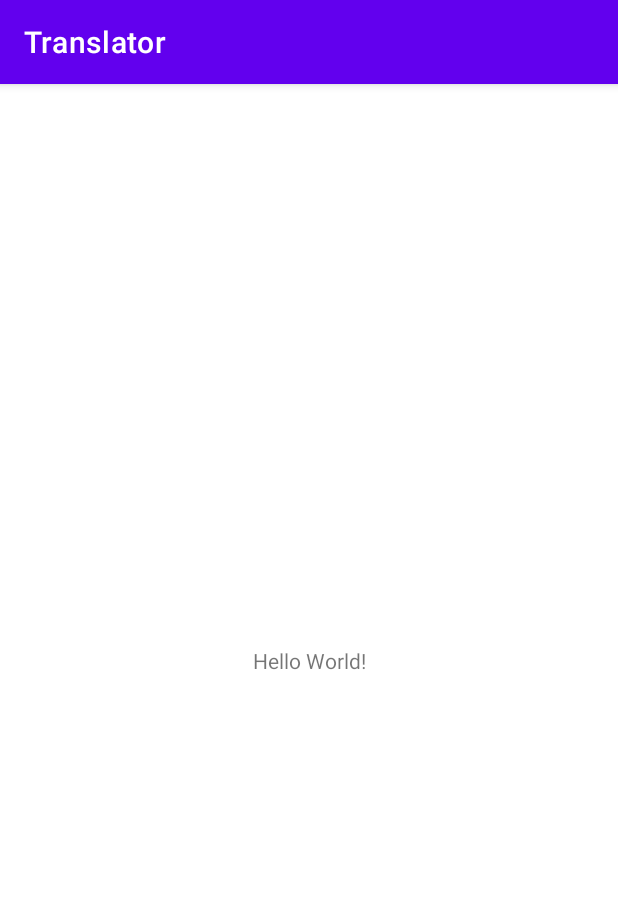
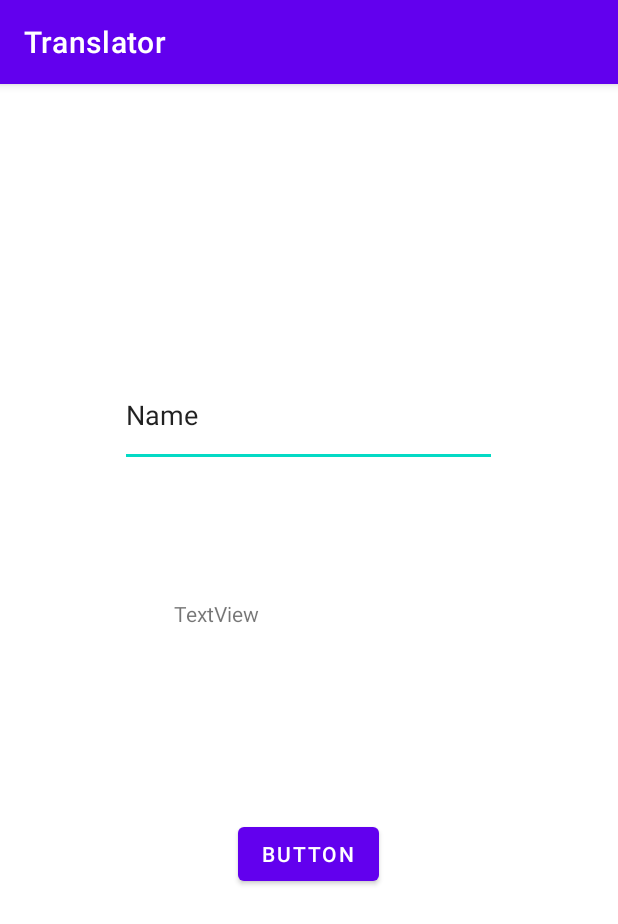
Before and after one commit to fenil09/Translator, an Android app: the screen it shows after launch (MainActivity), on a phone screen of 412 x 824 dp. Shown: the top 924 px of the screen. Run offline under Robolectric (Android 15) with nearby library versions, the phone set to English and light mode, and no system bars; libraries missing offline, so code that uses them is left out: com.google.mlkit.nl.

Commit message:
Translation functionality integrated Successfully.

```diff
--- a/Translator/app/src/main/java/com/universe/translator/MainActivity.kt
+++ b/Translator/app/src/main/java/com/universe/translator/MainActivity.kt
@@ -1,11 +1,49 @@
 package com.universe.translator
 
+import android.content.Context
 import androidx.appcompat.app.AppCompatActivity
 import android.os.Bundle
+import android.widget.Button
+import android.widget.EditText
+import android.widget.TextView
+import android.widget.Toast
+import com.google.mlkit.nl.translate.TranslateLanguage
+import com.google.mlkit.nl.translate.Translation
+import com.google.mlkit.nl.translate.TranslatorOptions
 
 class MainActivity : AppCompatActivity() {
+    lateinit var input:EditText
+    lateinit var translate:Button
+    lateinit var view:TextView
     override fun onCreate(savedInstanceState: Bundle?) {
         super.onCreate(savedInstanceState)
         setContentView(R.layout.activity_main)
+        input=findViewById(R.id.et1)
+        translate=findViewById(R.id.button)
+        view=findViewById(R.id.textView)
+        translate.setOnClickListener {
+            val inputtext=input.text.toString()
+            translateText(inputtext)
+        }
+    }
+    fun translateText(text:String) {
+        val options = TranslatorOptions.Builder()
+            .setSourceLanguage(TranslateLanguage.ENGLISH)
+            .setTargetLanguage(TranslateLanguage.SPANISH)
+            .build()
+
+        val englishspanishtranslator = Translation.getClient(options)
+
+        englishspanishtranslator.downloadModelIfNeeded().addOnCompleteListener {
+            if(it.isComplete){
+                englishspanishtranslator.translate(text).addOnSuccessListener {
+                    val translatedata=it.toString()
+                    view.setText(translatedata)
+                }
+            }
+            else{
+                Toast.makeText(this,"Error",Toast.LENGTH_LONG).show()
+            }
+        }
     }
 }
--- a/Translator/app/src/main/res/layout/activity_main.xml
+++ b/Translator/app/src/main/res/layout/activity_main.xml
@@ -5,14 +5,32 @@
         xmlns:app="http://schemas.android.com/apk/res-auto"
         android:layout_width="match_parent"
         android:layout_height="match_parent"
+        android:background="@color/white"
         tools:context=".MainActivity">
+    <EditText
+            android:layout_width="251dp"
+            android:layout_height="69dp"
+            android:inputType="textPersonName"
+            android:text="Name"
+            android:ems="10"
+            android:id="@+id/et1"
+            app:layout_constraintBottom_toBottomOf="parent"
+            app:layout_constraintTop_toTopOf="parent" app:layout_constraintEnd_toEndOf="parent"
+            app:layout_constraintStart_toStartOf="parent" app:layout_constraintHorizontal_bias="0.497"
+            app:layout_constraintVertical_bias="0.266"/>
+    <Button
+            android:text="Button"
+            android:layout_width="wrap_content"
+            android:layout_height="wrap_content" android:id="@+id/button"
+            app:layout_constraintBottom_toBottomOf="parent"
+            app:layout_constraintTop_toTopOf="parent" app:layout_constraintEnd_toEndOf="parent"
+            app:layout_constraintStart_toStartOf="parent" app:layout_constraintHorizontal_bias="0.498"
+            app:layout_constraintVertical_bias="0.68"/>
     <TextView
-            android:layout_width="wrap_content"
-            android:layout_height="wrap_content"
-            android:text="Hello World!"
-            app:layout_constraintBottom_toBottomOf="parent"
-            app:layout_constraintStart_toStartOf="parent"
-            app:layout_constraintEnd_toEndOf="parent"
-            app:layout_constraintTop_toTopOf="parent"/>
-
+            android:text="TextView"
+            android:layout_width="180dp"
+            android:layout_height="81dp" android:id="@+id/textView"
+            app:layout_constraintTop_toTopOf="parent"
+            app:layout_constraintBottom_toBottomOf="parent" app:layout_constraintStart_toStartOf="parent"
+            app:layout_constraintEnd_toEndOf="parent"/>
 </androidx.constraintlayout.widget.ConstraintLayout>
```
